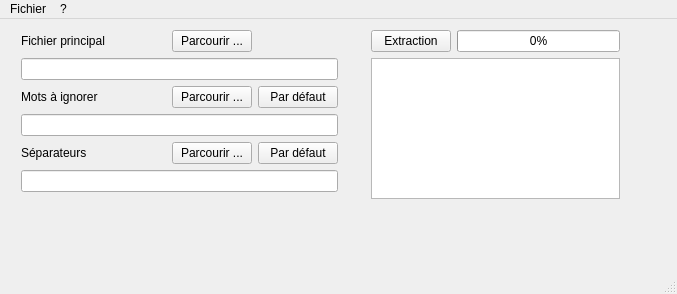
Old version of the form gui test/NuageDeMotsGui/mainwindow.ui in the repository WordCloudZZ/WordCloudZZ.
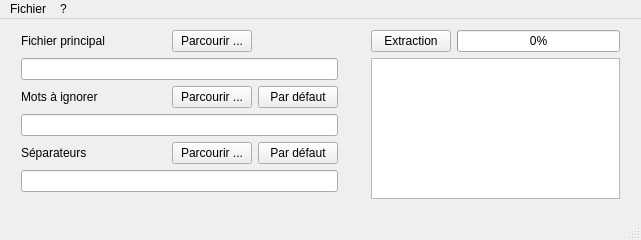
New version of the form.

```diff
--- a/gui test/NuageDeMotsGui/mainwindow.ui
+++ b/gui test/NuageDeMotsGui/mainwindow.ui
@@ -6,13 +6,13 @@
    <rect>
     <x>0</x>
     <y>0</y>
-    <width>677</width>
-    <height>294</height>
+    <width>641</width>
+    <height>240</height>
    </rect>
   </property>
   <property name="minimumSize">
    <size>
-    <width>320</width>
+    <width>641</width>
     <height>240</height>
    </size>
   </property>
@@ -172,7 +172,7 @@
     <rect>
      <x>0</x>
      <y>0</y>
-     <width>677</width>
+     <width>641</width>
      <height>20</height>
     </rect>
    </property>
```
Left out of the diff: 14 changed lines with no effect on the pictures.
